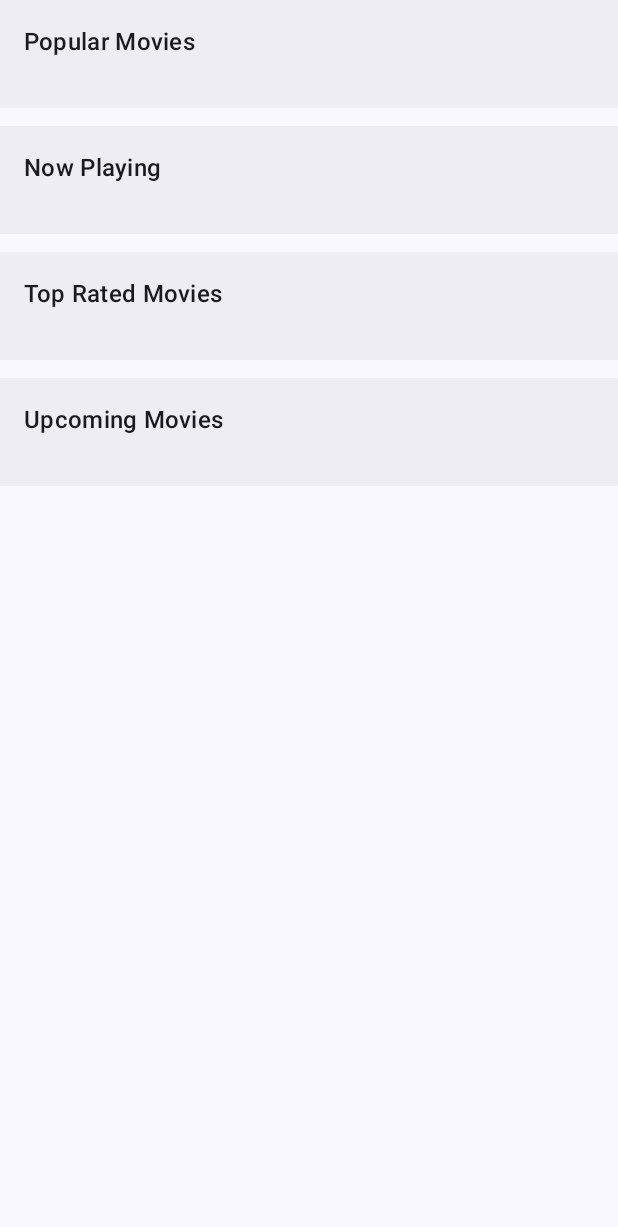
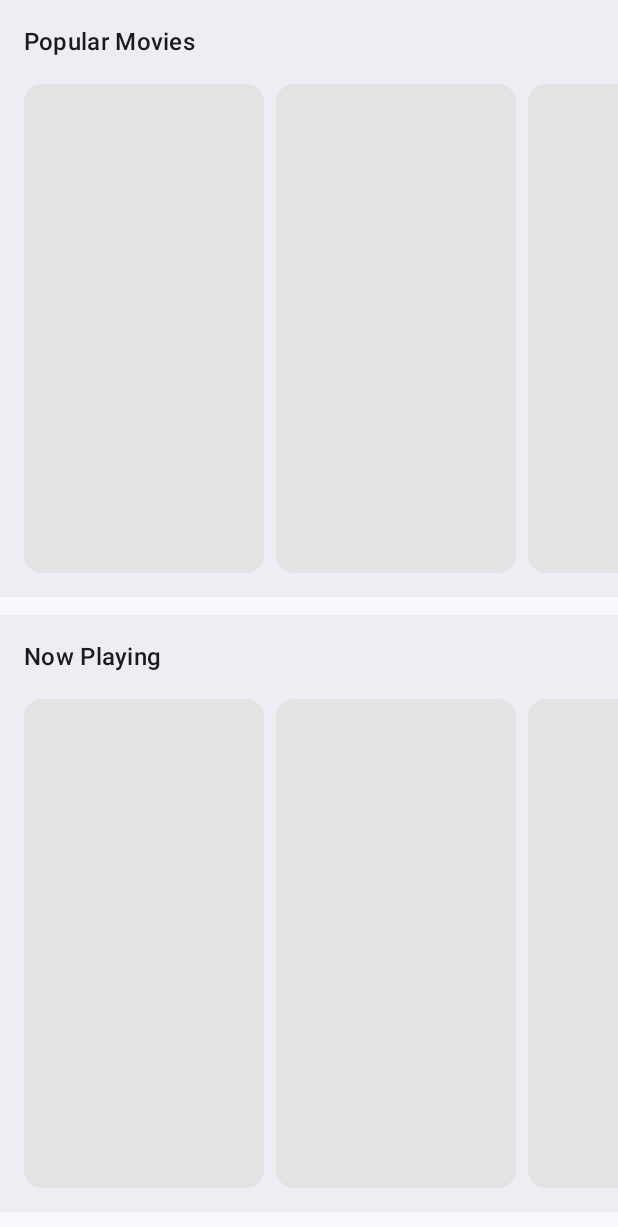
Before and after one commit to swethaskaranth/Cinephile, an Android app built with Jetpack Compose: the screen it shows after launch (MainActivity), on a phone screen of 412 x 824 dp. Shown: the top 1227 px of the screen. Run offline under Robolectric (Android 15) with nearby library versions, the phone set to English and light mode, and no system bars; our stand-ins replace Dagger/Hilt's generated code, Shimmer, paging.

Commit message:
Added shimmer effect for cards in home page

```diff
--- a/app/src/main/java/com/kaizencoder/cinephile/ui/components/MovieItem.kt
+++ b/app/src/main/java/com/kaizencoder/cinephile/ui/components/MovieItem.kt
@@ -43,15 +43,6 @@ fun MovieItem(movie: Movie) {
             Log.i("MovieListScreen","Movie poster ${Constants.IMAGE_BASE_URL + movie.poster_path}")
         }
         Column {
-        /*    Image(
-                painter = painterResource(R.drawable.test_image),
-                modifier = Modifier
-                    .fillMaxWidth()
-                    .aspectRatio(2f / 3f)
-                    .clip(RoundedCornerShape(topStart = 12.dp, topEnd = 12.dp)),
-                contentScale = ContentScale.Fit,
-                contentDescription = "movie_poster"
-            )*/
 
             val context = LocalContext.current
             val posterPath = movie.poster_path ?: ""
--- a/app/src/main/java/com/kaizencoder/cinephile/ui/components/MovieSection.kt
+++ b/app/src/main/java/com/kaizencoder/cinephile/ui/components/MovieSection.kt
@@ -1,31 +1,67 @@
 package com.kaizencoder.cinephile.ui.components
 
+import android.util.Log
 import androidx.compose.foundation.background
 import androidx.compose.foundation.layout.Arrangement
+import androidx.compose.foundation.layout.Box
 import androidx.compose.foundation.layout.Column
 import androidx.compose.foundation.layout.PaddingValues
 import androidx.compose.foundation.layout.fillMaxWidth
 import androidx.compose.foundation.layout.padding
+import androidx.compose.foundation.layout.size
 import androidx.compose.foundation.lazy.LazyRow
+import androidx.compose.foundation.shape.RoundedCornerShape
 import androidx.compose.material3.MaterialTheme
-import androidx.compose.material3.Surface
 import androidx.compose.material3.Text
 import androidx.compose.runtime.Composable
 import androidx.compose.ui.Modifier
+import androidx.compose.ui.draw.clip
 import androidx.compose.ui.unit.dp
+import androidx.paging.LoadState
 import androidx.paging.compose.LazyPagingItems
 import com.kaizencoder.cinephile.networking.response.Movie
+import com.kaizencoder.cinephile.ui.utils.shimmerAnimationEffect
 
 @Composable
-fun MovieSection(title: String, movies: LazyPagingItems<Movie>, modifier: Modifier = Modifier) {
+fun MovieSection(title: String, movies: LazyPagingItems<Movie>) {
 
     Column(
         modifier = Modifier.background(MaterialTheme.colorScheme.surfaceContainer)
     ) {
-            Text(text = title,
+        Text(
+            text = title,
             style = MaterialTheme.typography.titleMedium,
-                modifier = Modifier.padding(start = 16.dp, top = 16.dp))
+            modifier = Modifier.padding(start = 16.dp, top = 16.dp)
+        )
 
+        when (movies.loadState.refresh) {
+            is LoadState.Loading -> {
+                Log.i("ShimmerEffect", "Now in loading state")
+                LazyRow(
+                    horizontalArrangement = Arrangement.spacedBy(8.dp),
+                    modifier = Modifier.fillMaxWidth(),
+                    contentPadding = PaddingValues(16.dp)
+                ) {
+                    items(5) {
+                        Box(
+                            modifier = Modifier
+                                .size(160.dp, 326.dp)
+                                .clip(RoundedCornerShape(12.dp))
+                                .shimmerAnimationEffect()
+                        )
+                    }
+                }
+
+            }
+
+            is LoadState.Error -> {
+                Log.i("ShimmerEffect", "Error state")
+                val e = movies.loadState.refresh as LoadState.Error
+                Text(text = "Error: ${e.error.localizedMessage}")
+            }
+
+            else -> {
+                Log.i("ShimmerEffect", "Now in else of ${movies.loadState.append} state")
                 LazyRow(
                     horizontalArrangement = Arrangement.spacedBy(8.dp),
                     modifier = Modifier.fillMaxWidth(),
@@ -39,3 +75,5 @@ fun MovieSection(title: String, movies: LazyPagingItems<Movie>, modifier: Modifi
             }
 
         }
+    }
+}
--- a/app/src/main/java/com/kaizencoder/cinephile/ui/screens/MovieListScreen.kt
+++ b/app/src/main/java/com/kaizencoder/cinephile/ui/screens/MovieListScreen.kt
@@ -2,12 +2,7 @@ package com.kaizencoder.cinephile.ui.screens
 
 import android.util.Log
 import androidx.compose.foundation.layout.Arrangement
-import androidx.compose.foundation.layout.Column
-import androidx.compose.foundation.layout.PaddingValues
-import androidx.compose.foundation.layout.fillMaxSize
 import androidx.compose.foundation.lazy.LazyColumn
-import androidx.compose.foundation.lazy.grid.GridCells
-import androidx.compose.foundation.lazy.grid.LazyVerticalGrid
 import androidx.compose.runtime.Composable
 import androidx.compose.runtime.LaunchedEffect
 import androidx.compose.ui.Modifier
@@ -15,7 +10,6 @@ import androidx.compose.ui.unit.dp
 import androidx.hilt.navigation.compose.hiltViewModel
 import androidx.paging.compose.collectAsLazyPagingItems
 import com.kaizencoder.cinephile.ui.MovieViewModel
-import com.kaizencoder.cinephile.ui.components.MovieItem
 import com.kaizencoder.cinephile.ui.components.MovieSection
 
 @Composable
--- /dev/null
+++ b/app/src/main/java/com/kaizencoder/cinephile/ui/utils/ShimmerAnimationEffect.kt
@@ -0,0 +1,44 @@
+package com.kaizencoder.cinephile.ui.utils
+
+import androidx.compose.animation.core.animateFloat
+import androidx.compose.animation.core.infiniteRepeatable
+import androidx.compose.animation.core.rememberInfiniteTransition
+import androidx.compose.animation.core.tween
+import androidx.compose.foundation.background
+import androidx.compose.runtime.getValue
+import androidx.compose.runtime.mutableStateOf
+import androidx.compose.runtime.remember
+import androidx.compose.ui.Modifier
+import androidx.compose.ui.composed
+import androidx.compose.ui.geometry.Offset
+import androidx.compose.ui.graphics.Brush
+import androidx.compose.ui.graphics.Color
+import androidx.compose.ui.layout.onGloballyPositioned
+import androidx.compose.ui.unit.IntSize
+
+fun Modifier.shimmerAnimationEffect(): Modifier = composed {
+    val size = remember { mutableStateOf(IntSize.Zero) }
+    val transition = rememberInfiniteTransition(label = "")
+    val startOffsetX by transition.animateFloat(
+        initialValue = -2 * size.value.width.toFloat(),
+        targetValue = 2 * size.value.width.toFloat(),
+        animationSpec = infiniteRepeatable(
+            animation = tween(1000)
+        ), label = ""
+    )
+
+    background(
+        brush = Brush.linearGradient(
+            colors = listOf(
+                Color(0xFFE4E2E2),
+                Color(0xFFBEBDBD),
+                Color(0xFFE4E2E2),
+            ),
+            start = Offset(startOffsetX, 0f),
+            end = Offset(startOffsetX + size.value.width.toFloat(), size.value.height.toFloat())
+        )
+    )
+        .onGloballyPositioned {
+            size.value = it.size
+        }
+}
```
Lines whose indentation alone changed are shown as unchanged.
